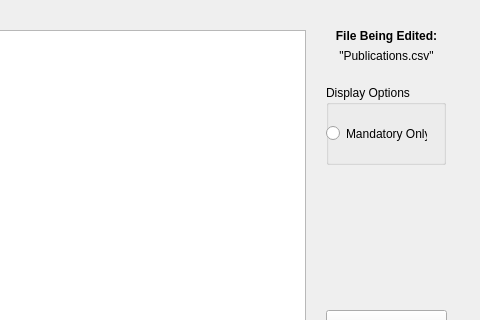
Before: the Qt Designer form src/errorform.ui in LLe27/Dentistry-School-Analysis-Tool, drawn with Qt 5; both pictures show x 714 to 1194 and y 0 to 320 of the 1194 by 553 pixel window.
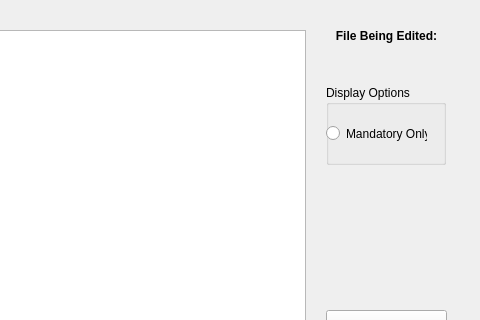
After: the same form once the commit is applied.

Commit message: Teaching dash shows member totals + new exe + removed default "Publications.csv" from errorform + minor fixes

What changed in the file:
```diff
--- a/src/errorform.ui
+++ b/src/errorform.ui
@@ -94,7 +94,7 @@
     </rect>
    </property>
    <property name="text">
-    <string>&quot;Publications.csv&quot;</string>
+    <string/>
    </property>
    <property name="alignment">
     <set>Qt::AlignCenter</set>
```
The commit also changes 6 other files.
